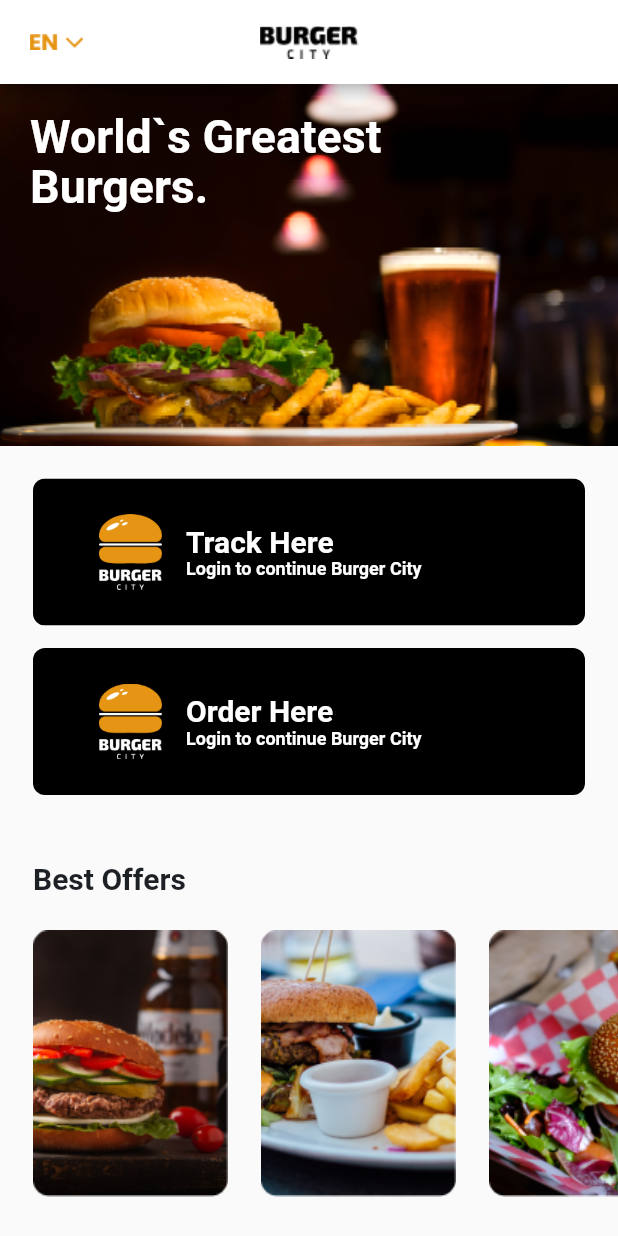
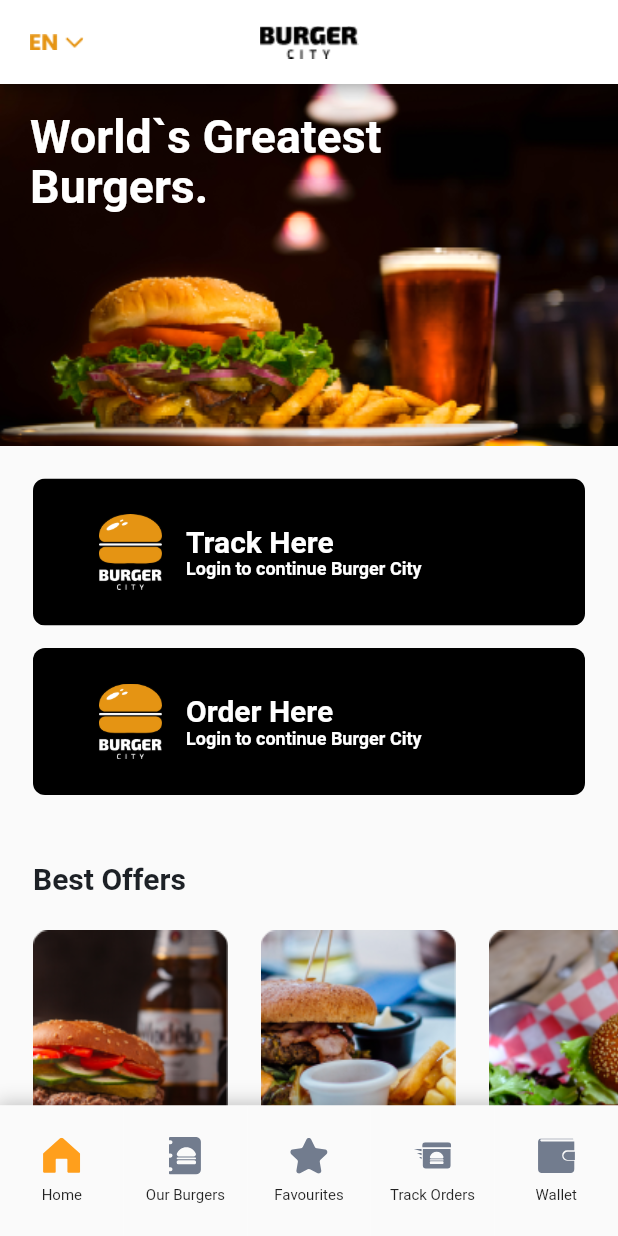
Before and after one commit to VladislavRUS/burger_city_flutter, a Flutter app: the AppScreen screen opened by its route, on a phone screen of 412 x 824 dp. Run offline on Flutter 3.47's test engine with Material 2 defaults, Android fonts, the phone set to English and light mode, and no system bars; our stand-ins replace flutter_svg.

Commit message:
Added bottom navigation bar and updated flutter

```diff
--- a/lib/constants/app_colors.dart
+++ b/lib/constants/app_colors.dart
@@ -4,4 +4,5 @@
   static const Color MAIN_COLOR = Color(0xffff9f1c);
   static const Color MAIN_DARK_COLOR = Color(0xff1d2126);
   static const Color LIGHT_GREY = Color(0xff92a1b1);
+  static const Color DARK_ICON_COLOR = Color(0xff727c8e);
 }
--- a/lib/screens/app/app.dart
+++ b/lib/screens/app/app.dart
@@ -1,5 +1,7 @@
+import 'package:burger_city_flutter/constants/app_colors.dart';
 import 'package:burger_city_flutter/screens/home/home.dart';
 import 'package:flutter/material.dart';
+import 'package:flutter_svg/svg.dart';
 
 class AppScreen extends StatefulWidget {
   @override
@@ -9,23 +11,67 @@
 }
 
 class AppScreenState extends State<AppScreen> {
-  PageView pageView;
+  List<Widget> pages = [HomeScreen()];
 
-  @override
-  void initState() {
-    super.initState();
+  int currentPage = 0;
 
-    PageController controller = PageController();
+  Widget buildMenu() {
+    return Container(
+      decoration: BoxDecoration(color: Colors.white, boxShadow: <BoxShadow>[
+        BoxShadow(
+            color: Color.fromARGB(60, 0, 0, 0), blurRadius: 10, spreadRadius: 2)
+      ]),
+      height: 87,
+      child: Row(
+        mainAxisAlignment: MainAxisAlignment.spaceAround,
+        crossAxisAlignment: CrossAxisAlignment.center,
+        children: <Widget>[
+          buildNavigationBarIcon('assets/icons/home.svg', 0, 'Home'),
+          buildNavigationBarIcon('assets/icons/burgers.svg', 1, 'Our Burgers'),
+          buildNavigationBarIcon('assets/icons/star.svg', 2, 'Favourites'),
+          buildNavigationBarIcon('assets/icons/track.svg', 3, 'Track Orders'),
+          buildNavigationBarIcon('assets/icons/wallet.svg', 4, 'Wallet'),
+        ],
+      ),
+    );
+  }
 
-    pageView = PageView(
-      controller: controller,
-      children: <Widget>[HomeScreen()],
+  Widget buildNavigationBarIcon(String iconAsset, int index, String text) {
+    Widget svg = SvgPicture.asset(
+      iconAsset,
+      width: 25,
+      height: 25,
+      fit: BoxFit.contain,
+      color: index == currentPage
+          ? AppColors.MAIN_COLOR
+          : AppColors.DARK_ICON_COLOR,
+    );
+
+    return Expanded(
+      child: Container(
+        child: Material(
+          child: InkWell(
+            onTap: () {},
+            child: Column(
+                crossAxisAlignment: CrossAxisAlignment.center,
+                mainAxisAlignment: MainAxisAlignment.center,
+                children: <Widget>[
+                  Container(margin: EdgeInsets.only(bottom: 8), child: svg),
+                  Text(
+                    text,
+                    style: TextStyle(fontSize: 10),
+                  )
+                ]),
+          ),
+        ),
+      ),
     );
   }
 
   @override
   Widget build(BuildContext context) {
     return Scaffold(
+        bottomNavigationBar: buildMenu(),
         appBar: AppBar(
           leading: Container(
             margin: EdgeInsets.only(left: 20),
@@ -46,6 +92,6 @@
                     image: AssetImage('assets/logo-title.png'))),
           ),
         ),
-        body: pageView);
+        body: pages[currentPage]);
   }
 }
--- a/pubspec.yaml
+++ b/pubspec.yaml
@@ -24,6 +24,7 @@
   # Use with the CupertinoIcons class for iOS style icons.
   cupertino_icons: ^0.1.2
   scoped_model: 1.0.1
+  flutter_svg: 0.13.1
 
 dev_dependencies:
   flutter_test:
@@ -44,6 +45,7 @@
   assets:
     - assets/
     - assets/offers/
+    - assets/icons/
   # To add assets to your application, add an assets section, like this:
   # assets:
   #  - images/a_dot_burr.jpeg
```
Also changed, not shown: assets/icons/burgers.svg (added), assets/icons/home.svg (added), assets/icons/star.svg (added), assets/icons/track.svg (added), assets/icons/wallet.svg (added), pubspec.lock.
